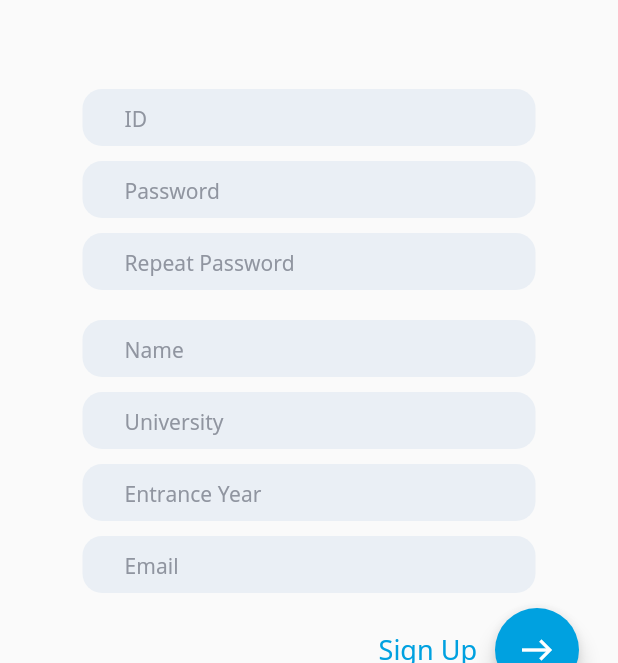
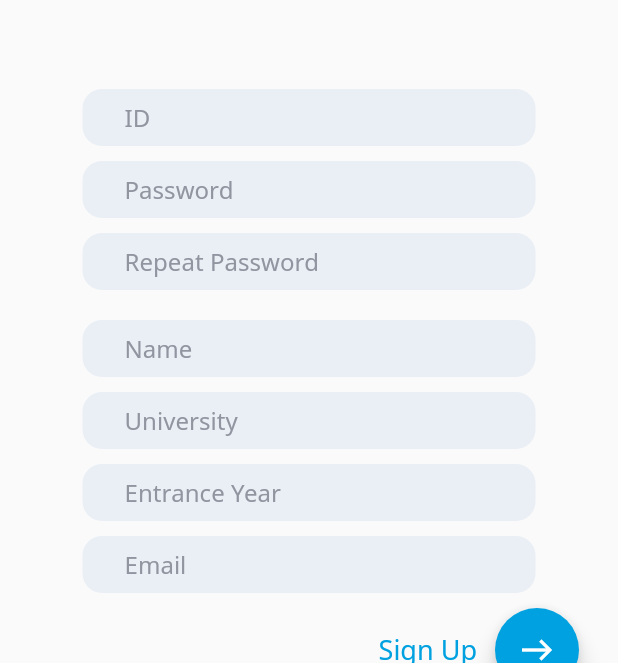
Before and after one commit to padong4284/padong-app, a Flutter app: the screen it shows after launch, after a tap on "Sign Up", on a phone screen of 412 x 824 dp. Shown: the part 433-1096 px from the top of the screen. Run offline on Flutter 3.47's test engine with Material 2 defaults, Android fonts, the phone set to English and light mode, and no system bars; our stand-ins replace cloud_firestore, get_it; accounts and stored records are empty.

Commit message:
refactor: multiline input with auto height

```diff
--- a/lib/ui/views/sign/sign_in_view.dart
+++ b/lib/ui/views/sign/sign_in_view.dart
@@ -1,7 +1,6 @@
 import 'package:flutter/material.dart';
 import 'package:padong/ui/theme/app_theme.dart';
 import 'package:padong/ui/widgets/inputs/input.dart';
-import 'package:padong/ui/shared/types.dart';
 import 'package:padong/ui/views/sign/sign_view.dart';
 
 class SignInView extends StatefulWidget {
@@ -24,15 +23,10 @@ class _SignInViewState extends State<SignInView> {
                     width: MediaQuery.of(context).size.width -
                         2 * (AppTheme.horizontalPadding + 30),
                     child: Column(children: [
-                      Container(
-                          height: 38.0,
-                          child:
-                              Input(hintText: 'ID', type: InputType.ROUNDED)),
-                      Container(
+                      Input(hintText: 'ID'),
+                      Input(
                           margin: EdgeInsets.only(top: 10.0),
-                          height: 38.0,
-                          child: Input(
-                              hintText: 'Password', type: InputType.ROUNDED))
+                          hintText: 'Password')
                     ])))));
   }
 }
--- a/lib/ui/views/sign/sign_up_view.dart
+++ b/lib/ui/views/sign/sign_up_view.dart
@@ -1,7 +1,6 @@
 import 'package:flutter/material.dart';
 import 'package:padong/ui/theme/app_theme.dart';
 import 'package:padong/ui/widgets/inputs/input.dart';
-import 'package:padong/ui/shared/types.dart';
 import 'package:padong/ui/views/sign/sign_view.dart';
 
 class SignUpView extends StatefulWidget {
@@ -12,11 +11,12 @@ class SignUpView extends StatefulWidget {
 class _SignUpViewState extends State<SignUpView> {
   @override
   Widget build(BuildContext context) {
+    double paddingBottom = MediaQuery.of(context).padding.bottom;
     return new SignView(
         false,
         "Welcome",
         Positioned(
-            bottom: 140 + MediaQuery.of(context).padding.bottom,
+            bottom: 140 + paddingBottom,
             child: Container(
                 alignment: Alignment.center,
                 width: MediaQuery.of(context).size.width,
@@ -24,45 +24,27 @@ class _SignUpViewState extends State<SignUpView> {
                     width: MediaQuery.of(context).size.width -
                         2 * (AppTheme.horizontalPadding + 30),
                     child: Column(children: [
-                      Container(
-                          margin: EdgeInsets.only(top: 270.0),
-                          height: 38.0,
-                          child:
-                              Input(hintText: 'ID', type: InputType.ROUNDED)),
-                      Container(
+                      Input(
                           margin: EdgeInsets.only(top: 10.0),
-                          height: 38.0,
-                          child: Input(
-                              hintText: 'Password', type: InputType.ROUNDED)),
-                      Container(
+                          hintText: 'ID'),
+                      Input(
                           margin: EdgeInsets.only(top: 10.0),
-                          height: 38.0,
-                          child: Input(
-                              hintText: 'Repeat Password',
-                              type: InputType.ROUNDED)),
-                      Container(
-                          margin: EdgeInsets.only(
-                              top:
-                                  20.0 + MediaQuery.of(context).padding.bottom),
-                          height: 38.0,
-                          child:
-                              Input(hintText: 'Name', type: InputType.ROUNDED)),
-                      Container(
+                          hintText: 'Password'),
+                      Input(
                           margin: EdgeInsets.only(top: 10.0),
-                          height: 38.0,
-                          child: Input(
-                              hintText: 'University', type: InputType.ROUNDED)),
-                      Container(
+                          hintText: 'Repeat Password'),
+                      Input(
+                          margin: EdgeInsets.only(top: 20.0 + paddingBottom),
+                          hintText: 'Name'),
+                      Input(
                           margin: EdgeInsets.only(top: 10.0),
-                          height: 38.0,
-                          child: Input(
-                              hintText: 'Entrance Year',
-                              type: InputType.ROUNDED)),
-                      Container(
+                          hintText: 'University'),
+                      Input(
                           margin: EdgeInsets.only(top: 10.0),
-                          height: 38.0,
-                          child:
-                              Input(hintText: 'Email', type: InputType.ROUNDED))
+                          hintText: 'Entrance Year'),
+                      Input(
+                          margin: EdgeInsets.only(top: 10.0),
+                          hintText: 'Email')
                     ])))));
   }
 }
--- a/lib/ui/widgets/inputs/input.dart
+++ b/lib/ui/widgets/inputs/input.dart
@@ -8,50 +8,63 @@ class Input extends StatelessWidget {
   final InputType type;
   final Function onPressIcon;
   final void Function(String str) onChanged;
+  final double width;
   final bool isMultiline;
+  final EdgeInsets margin;
 
-  Input({this.hintText,
+  Input(
+      {this.hintText,
       this.icon,
-    this.type = InputType.UNDERLINE,
+      this.type = InputType.ROUNDED,
       this.onPressIcon,
       this.onChanged,
+      this.width,
+      this.margin,
       this.isMultiline = false});
 
   Widget build(BuildContext context) {
+    Widget input;
     if (this.type == InputType.ROUNDED) {
-      return _buildRoundedInput();
+      input = this._buildRoundedInput();
     } else if (this.type == InputType.UNDERLINE) {
-      return _buildOtherInput();
+      input = this._buildOtherInput();
     } else {
-      return _buildOtherInput(plain: true);
+      input = this._buildOtherInput(plain: true);
     }
+    return Container(
+        width: this.width,
+        margin: this.margin ?? const EdgeInsets.all(0),
+        child: input);
   }
 
   Widget _buildRoundedInput() {
-    return Container(
-        height: 36,
-        child: TextField(
+    double fontSize = this.isMultiline
+        ? AppTheme.fontSizes.regular
+        : AppTheme.fontSizes.mlarge;
+    return TextField(
         minLines: 1,
         maxLines: this.isMultiline ? 5 : 1,
         onChanged: this.onChanged,
+        style: AppTheme.getFont(
+            color: AppTheme.colors.support, fontSize: fontSize),
         decoration: InputDecoration(
+            isDense: true,
+            contentPadding: EdgeInsets.only(
+                left: this.isMultiline ? 20.0 : 28.0, top: 9, bottom: 9),
+            hintText: this.hintText,
+            hintStyle: AppTheme.getFont(
+                color: AppTheme.colors.semiSupport, fontSize: fontSize),
             filled: true,
             fillColor: AppTheme.colors.lightSupport,
-              border: InputBorder.none,
-              hintText: this.hintText,
-              hintStyle: AppTheme.getFont(
-                  color: AppTheme.colors.semiSupport),
+            border: this.getOutline(),
+            focusedBorder: this.getOutline(isFocused: true),
             suffixIcon: this.icon == null
                 ? SizedBox.shrink()
                 : IconButton(
                     onPressed: this.onPressIcon, // callback
-                icon: this.icon,
-              ),
-              contentPadding: EdgeInsets.only(
-                  left: this.isMultiline ? 20.0 : 28.0),
-              focusedBorder: this.getOutline(isFocused: true),
-              enabledBorder: this.getOutline()),
-        ));
+                    icon: this.icon),
+            suffixIconConstraints:
+                BoxConstraints(maxWidth: 30, maxHeight: 30)));
   }
 
   Widget _buildOtherInput({bool plain = false}) {
@@ -60,8 +73,7 @@ class Input extends StatelessWidget {
       style: TextStyle(
           fontSize:
               plain ? AppTheme.fontSizes.regular : AppTheme.fontSizes.xlarge,
-        fontWeight: plain ? FontWeight.normal : FontWeight.bold,
-      ),
+          fontWeight: plain ? FontWeight.normal : FontWeight.bold),
       decoration: InputDecoration(
         border: plain
             ? InputBorder.none
@@ -75,9 +87,9 @@ class Input extends StatelessWidget {
 
   OutlineInputBorder getOutline({bool isFocused = false}) {
     return OutlineInputBorder(
-      borderSide: BorderSide(
-          color: isFocused ? AppTheme.colors.primary : AppTheme.colors
-              .transparent),
+      borderSide: isFocused
+          ? BorderSide(color: AppTheme.colors.primary)
+          : BorderSide.none,
       borderRadius: BorderRadius.circular(13.0),
     );
   }
```
Lines whose indentation alone changed are shown as unchanged.
